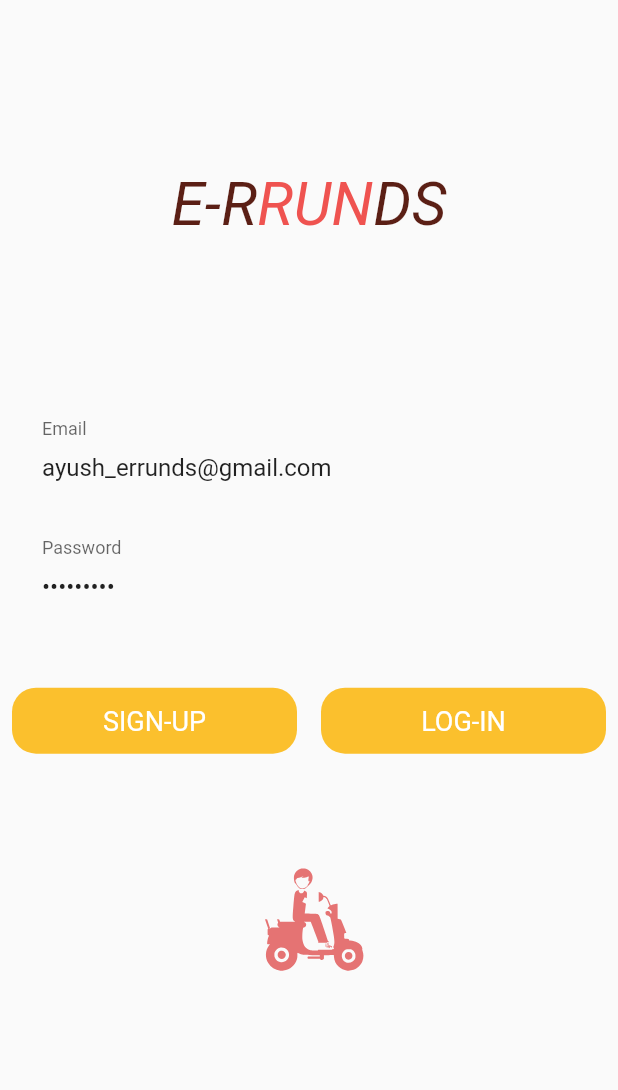
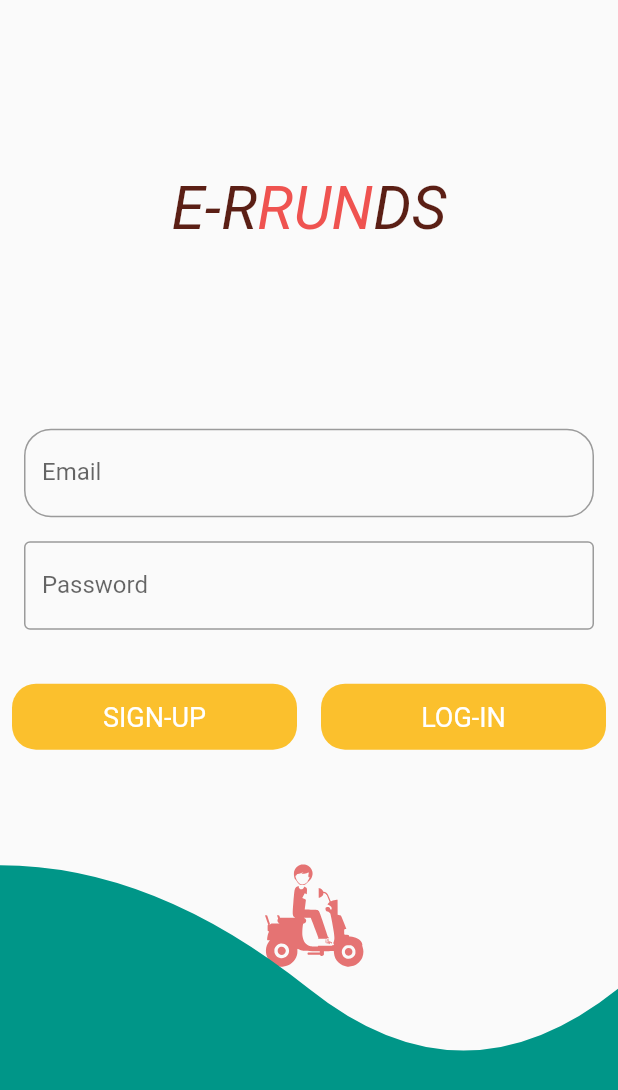
Before and after one commit to Ayush-Jung/errunds-, a Flutter app: the screen it shows after launch, after a tap on "RIDER", on a phone screen of 412 x 824 dp. Shown: the top 1090 px of the screen. Run offline on Flutter 3.47's test engine with Material 2 defaults, Android fonts, the phone set to English and light mode, and no system bars; our stand-ins replace flutter_svg.

Commit message:
paint started

```diff
--- a/lib/screens/driver/rider_signin.dart
+++ b/lib/screens/driver/rider_signin.dart
@@ -21,6 +21,9 @@ class _RiderSignInState extends State<RiderSignIn> {
     var size = MediaQuery.of(context).size;
     return Scaffold(
       body: SingleChildScrollView(
+        child: CustomPaint(
+          painter: BackgroundPaint(),
+          foregroundPainter: CurvedPainter(),
           child: Container(
             constraints: BoxConstraints(
               maxHeight: MediaQuery.of(context).size.height,
@@ -41,45 +44,65 @@ class _RiderSignInState extends State<RiderSignIn> {
                             vertical: 8.0,
                             horizontal: 16,
                           ),
-                          child: CustomTextField(
-                            label: "Email",
-                            initialValue: "ayush_errunds@gmail.com",
-                            textInputType: TextInputType.emailAddress,
-                            onvalidate: (value) {
-                              if (value == null || value.isEmpty) {
-                                return "Mandatory field";
-                              } else if (!isEmail(value.trim())) {
-                                return "Invalid email";
-                              } else {
-                                return null;
-                              }
-                            },
-                            saved: (value) {
-                              setState(() {
-                                email = value!.trim();
-                              });
-                            },
-                          )),
+                          child:
+                              //  CustomTextField(
+                              //   label: "Email",
+                              //   initialValue: "ayush_errunds@gmail.com",
+                              //   textInputType: TextInputType.emailAddress,
+                              //   onvalidate: (value) {
+                              //     if (value == null || value.isEmpty) {
+                              //       return "Mandatory field";
+                              //     } else if (!isEmail(value.trim())) {
+                              //       return "Invalid email";
+                              //     } else {
+                              //       return null;
+                              //     }
+                              //   },
+                              //   saved: (value) {
+                              //     setState(() {
+                              //       email = value!.trim();
+                              //     });
+                              //   },
+                              // ),
+                              TextFormField(
+                            autovalidateMode: AutovalidateMode.always,
+                            decoration: const InputDecoration(
+                                border: OutlineInputBorder(
+                                  borderRadius: BorderRadius.all(
+                                    Radius.circular(18),
+                                  ),
+                                  borderSide: BorderSide(width: 4),
+                                ),
+                                labelText: 'Email',
+                                hintText: 'Enter secure password'),
+                          ),
+                        ),
                         Padding(
                           padding: const EdgeInsets.symmetric(
                             vertical: 8.0,
                             horizontal: 16,
                           ),
-                        child: CustomTextField(
-                          label: "Password",
-                          initialValue: "gotocook1",
-                          obscureText: true,
-                          onvalidate: (value) {
-                            if (value == null || value.isEmpty) {
-                              return "Mandatory field";
-                            }
-                          },
-                          saved: (value) {
-                            setState(() {
-                              password = value!.trim();
-                            });
-                          },
+                          child: TextFormField(
+                            decoration: const InputDecoration(
+                                border: OutlineInputBorder(),
+                                labelText: 'Password',
+                                hintText: 'Enter secure password'),
                           ),
+                          // CustomTextField(
+                          //   label: "Password",
+                          //   initialValue: "gotocook1",
+                          //   obscureText: true,
+                          //   onvalidate: (value) {
+                          //     if (value == null || value.isEmpty) {
+                          //       return "Mandatory field";
+                          //     }
+                          //   },
+                          //   saved: (value) {
+                          //     setState(() {
+                          //       password = value!.trim();
+                          //     });
+                          //   },
+                          // ),
                         ),
                       ],
                     ),
@@ -125,6 +148,52 @@ class _RiderSignInState extends State<RiderSignIn> {
             ),
           ),
         ),
+      ),
     );
   }
 }
+
+class BackgroundPaint extends CustomPainter {
+  @override
+  void paint(Canvas canvas, Size size) {
+    var paint = Paint()
+      ..color = Colors.teal
+      ..strokeWidth = 15;
+
+    Offset offset = Offset(size.height, size.height);
+
+    canvas.drawCircle(offset, 3, paint);
+  }
+
+  @override
+  bool shouldRepaint(BackgroundPaint oldDelegate) => false;
+
+  @override
+  bool shouldRebuildSemantics(BackgroundPaint oldDelegate) => false;
+}
+
+class CurvedPainter extends CustomPainter {
+  @override
+  void paint(Canvas canvas, Size size) {
+    var paint = Paint()
+      ..color = Colors.teal
+      ..strokeWidth = 15;
+
+    var path = Path();
+
+    path.moveTo(0, size.height * 0.7);
+    path.quadraticBezierTo(size.width * 0.25, size.height * 0.7,
+        size.width * 0.5, size.height * 0.8);
+    path.quadraticBezierTo(size.width * 0.75, size.height * 0.9,
+        size.width * 1.0, size.height * 0.8);
+    path.lineTo(size.width, size.height);
+    path.lineTo(0, size.height);
+
+    canvas.drawPath(path, paint);
+  }
+
+  @override
+  bool shouldRepaint(CustomPainter oldDelegate) {
+    return true;
+  }
+}
```
Lines whose indentation alone changed are shown as unchanged.
